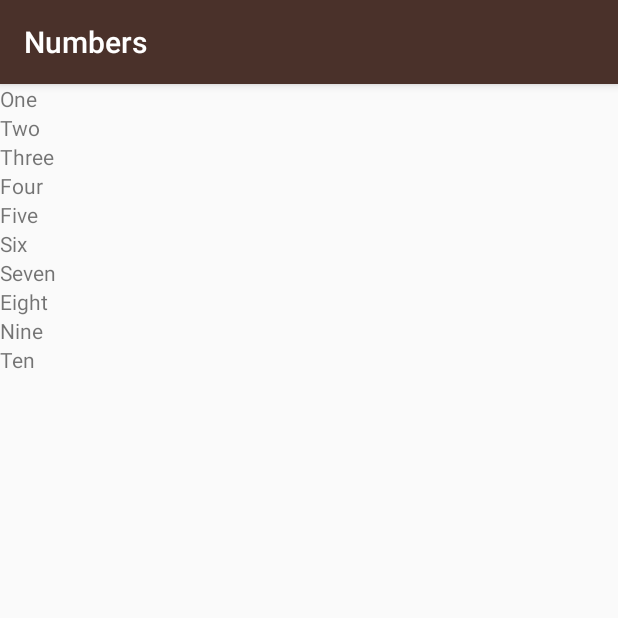
After one commit to abomagdi/UDA_Android_MultiScreenInputs, an Android app: the NumbersActivity screen opened directly, with no data from a screen before it, on a phone screen of 412 x 824 dp, the top half of it. The commit adds this screen. Run offline under Robolectric (Android 15) with nearby library versions, the phone set to English and light mode, and no system bars.

Commit message:
Add more files

```diff
--- /dev/null
+++ b/app/src/main/java/com/example/android/miwok/NumbersActivity.java
@@ -0,0 +1,43 @@
+package com.example.android.miwok;
+
+import android.support.v7.app.AppCompatActivity;
+import android.os.Bundle;
+import android.view.View;
+import android.widget.LinearLayout;
+import android.widget.TextView;
+import android.widget.Toast;
+
+import org.w3c.dom.Text;
+
+import java.util.ArrayList;
+
+public class NumbersActivity extends AppCompatActivity {
+
+    @Override
+    protected void onCreate(Bundle savedInstanceState) {
+        super.onCreate(savedInstanceState);
+        setContentView(R.layout.activity_numbers);
+        int count = 0;
+        ArrayList<String> words = new ArrayList<String>();
+        words.add("One");
+        words.add("Two");
+        words.add("Three");
+        words.add("Four");
+        words.add("Five");
+        words.add("Six");
+        words.add("Seven");
+        words.add("Eight");
+        words.add("Nine");
+        words.add("Ten");
+
+        LinearLayout rootView = (LinearLayout) findViewById(R.id.rootView);
+
+        while(count < words.size()) {
+            TextView wordView = new TextView(this);
+            wordView.setText(words.get(count));
+            rootView.addView(wordView);
+            count += 1;
+        }
+
+    }
+}
--- /dev/null
+++ b/app/src/main/res/layout/activity_numbers.xml
@@ -0,0 +1,11 @@
+<?xml version="1.0" encoding="utf-8"?>
+<LinearLayout xmlns:android="http://schemas.android.com/apk/res/android"
+    xmlns:app="http://schemas.android.com/apk/res-auto"
+    xmlns:tools="http://schemas.android.com/tools"
+    android:layout_width="match_parent"
+    android:layout_height="match_parent"
+    android:id="@+id/rootView"
+    tools:context=".NumbersActivity"
+    android:orientation="vertical">
+
+</LinearLayout>
--- a/build.gradle
+++ b/build.gradle
@@ -3,9 +3,10 @@
 buildscript {
     repositories {
         jcenter()
+        google()
     }
     dependencies {
-        classpath 'com.android.tools.build:gradle:2.1.0'
+        classpath 'com.android.tools.build:gradle:3.4.1'
 
         // NOTE: Do not place your application dependencies here; they belong
         // in the individual module build.gradle files
@@ -15,6 +16,7 @@ buildscript {
 allprojects {
     repositories {
         jcenter()
+        google()
     }
 }
 
```
Also changed, not shown: app/build.gradle (+4 -4 lines), app/src/main/AndroidManifest.xml (+8 -14 lines), app/src/main/java/com/example/android/miwok/ColorsActivity.java (added, +13 -0 lines), app/src/main/java/com/example/android/miwok/FamilyMembersActivity.java (added, +13 -0 lines), app/src/main/java/com/example/android/miwok/MainActivity.java (+56 -0 lines), app/src/main/java/com/example/android/miwok/PhrasesActivity.java (added, +13 -0 lines), app/src/main/res/layout/activity_colors.xml (added, +9 -0 lines), app/src/main/res/layout/activity_family_members.xml (added, +9 -0 lines), app/src/main/res/layout/activity_phrases.xml (added, +9 -0 lines), gradle/wrapper/gradle-wrapper.properties, 4 other files.
